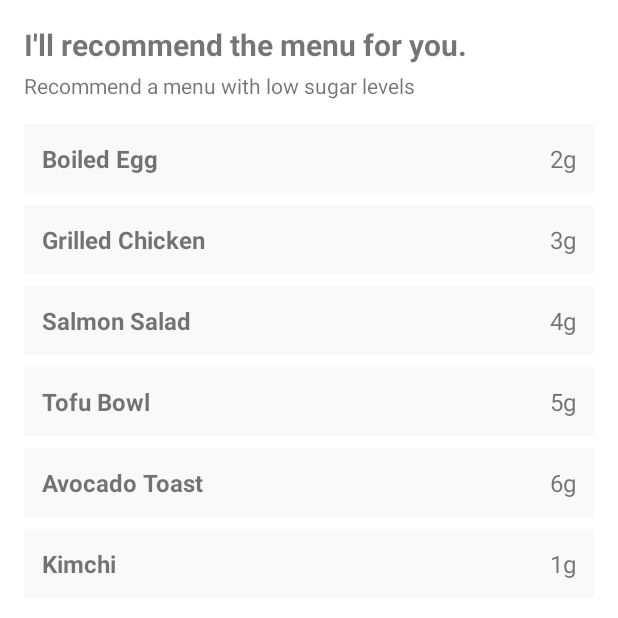
After one commit to GDSC-SWU/2025-E1i3-SolutionChallenge, an Android app: the fragment MenuScanStep1Fragment shown on its own in the app's theme, on a phone screen of 412 x 824 dp, the top half of it. The commit adds this screen. Run offline under Robolectric (Android 15) with nearby library versions, the phone set to English and light mode, and no system bars.

Commit message:
홈 화면/카메라 화면 음식 기록(cardmenu) 엑티비티/xml 생성

```diff
--- /dev/null
+++ b/Frontend/Android/app/src/main/java/com/example/solutionchallenge/MenuScanStep1Fragment.kt
@@ -0,0 +1,36 @@
+package com.example.solutionchallenge
+
+import android.os.Bundle
+import android.view.*
+import android.widget.*
+import androidx.fragment.app.Fragment
+
+class MenuScanStep1Fragment : Fragment() {
+    override fun onCreateView(
+        inflater: LayoutInflater, container: ViewGroup?,
+        savedInstanceState: Bundle?
+    ): View {
+        return inflater.inflate(R.layout.fragment_menu_scan_step1, container, false)
+    }
+
+    override fun onViewCreated(view: View, savedInstanceState: Bundle?) {
+        val menuContainer = view.findViewById<LinearLayout>(R.id.menuResultContainer)
+
+        val menuList = listOf(
+            FoodItem("Boiled Egg", 2),
+            FoodItem("Grilled Chicken", 3),
+            FoodItem("Salmon Salad", 4),
+            FoodItem("Tofu Bowl", 5),
+            FoodItem("Avocado Toast", 6),
+            FoodItem("Kimchi", 1)
+        )
+
+        menuList.forEach {
+            val itemView = layoutInflater.inflate(R.layout.item_food_result, menuContainer, false)
+            itemView.findViewById<TextView>(R.id.foodName).text = it.name
+            itemView.findViewById<TextView>(R.id.foodSugar).text = "${it.sugar}g"
+            menuContainer.addView(itemView)
+        }
+    }
+    // ⚠️ AI 연동 필요: 서버에서 결과 가져오도록 수정해야 함
+}
--- /dev/null
+++ b/Frontend/Android/app/src/main/res/layout/fragment_menu_scan_step1.xml
@@ -0,0 +1,35 @@
+<ScrollView xmlns:android="http://schemas.android.com/apk/res/android"
+    android:layout_width="match_parent"
+    android:layout_height="match_parent"
+    android:padding="16dp"
+    android:background="@android:color/white">
+
+    <LinearLayout
+        android:layout_width="match_parent"
+        android:layout_height="wrap_content"
+        android:orientation="vertical">
+
+        <!-- 상단 문구 -->
+        <TextView
+            android:layout_width="wrap_content"
+            android:layout_height="wrap_content"
+            android:text="I'll recommend the menu for you."
+            android:textSize="20sp"
+            android:textStyle="bold"
+            android:layout_marginBottom="4dp" />
+
+        <TextView
+            android:layout_width="wrap_content"
+            android:layout_height="wrap_content"
+            android:text="Recommend a menu with low sugar levels"
+            android:textSize="14sp"
+            android:layout_marginBottom="16dp" />
+
+        <!-- 분석 결과 -->
+        <LinearLayout
+            android:id="@+id/menuResultContainer"
+            android:layout_width="match_parent"
+            android:layout_height="wrap_content"
+            android:orientation="vertical" />
+    </LinearLayout>
+</ScrollView>
--- a/Frontend/Android/app/src/main/res/values/themes.xml
+++ b/Frontend/Android/app/src/main/res/values/themes.xml
@@ -10,6 +10,7 @@
         <item name="colorSecondaryVariant">#00796B</item>
         <item name="colorOnSecondary">#FFFFFF</item>
         <item name="android:statusBarColor" tools:targetApi="l">#FF9800</item>
+        <item name="android:textColorPrimary">#000000</item>
     </style>
 
     <!-- ✅ 식사 타입 버튼 스타일 -->
@@ -22,4 +23,5 @@
         <!-- layout_columnWeight은 뷰에 직접 써야 해요 -->
     </style>
 
+
 </resources>
--- a/Frontend/Android/settings.gradle.kts
+++ b/Frontend/Android/settings.gradle.kts
@@ -7,6 +7,9 @@ pluginManagement {
     plugins {
         // ✅ 여기에 추가해야 함
         id("com.google.gms.google-services") version "4.4.0"
+        id("org.jetbrains.kotlin.android") version "1.9.0"
+        id("org.jetbrains.kotlin.android") version "1.9.0"
+        id("org.jetbrains.kotlin.android") version "1.9.0"
         id("org.jetbrains.kotlin.android") version "1.9.0"
         id("org.jetbrains.kotlin.android") version "1.9.0"
         id("org.jetbrains.kotlin.android") version "1.9.0"
```
Also changed, not shown: Frontend/Android/app/src/main/java/com/example/solutionchallenge/CameraMenuFragment.kt (+7 -7 lines), Frontend/Android/app/src/main/java/com/example/solutionchallenge/HomeFragment.kt (+6 -6 lines), Frontend/Android/app/src/main/java/com/example/solutionchallenge/MenuSelectDialogFragment.kt (added, +39 -0 lines), Frontend/Android/app/src/main/res/layout/dialog_menu_select.xml (added, +29 -0 lines), Frontend/Android/app/src/main/res/layout/fragment_home.xml (+28 -18 lines), Frontend/Android/app/src/main/res/layout/fragment_menu_select_dialog.xml (added, +29 -0 lines).
